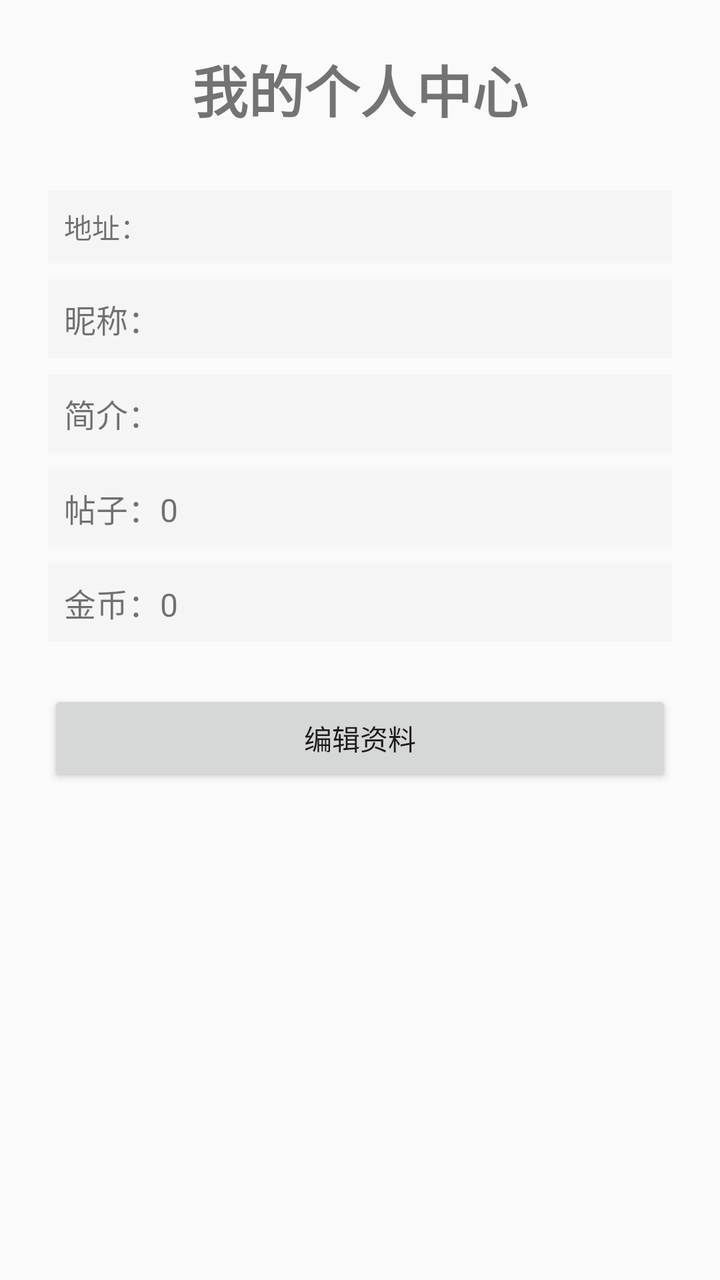
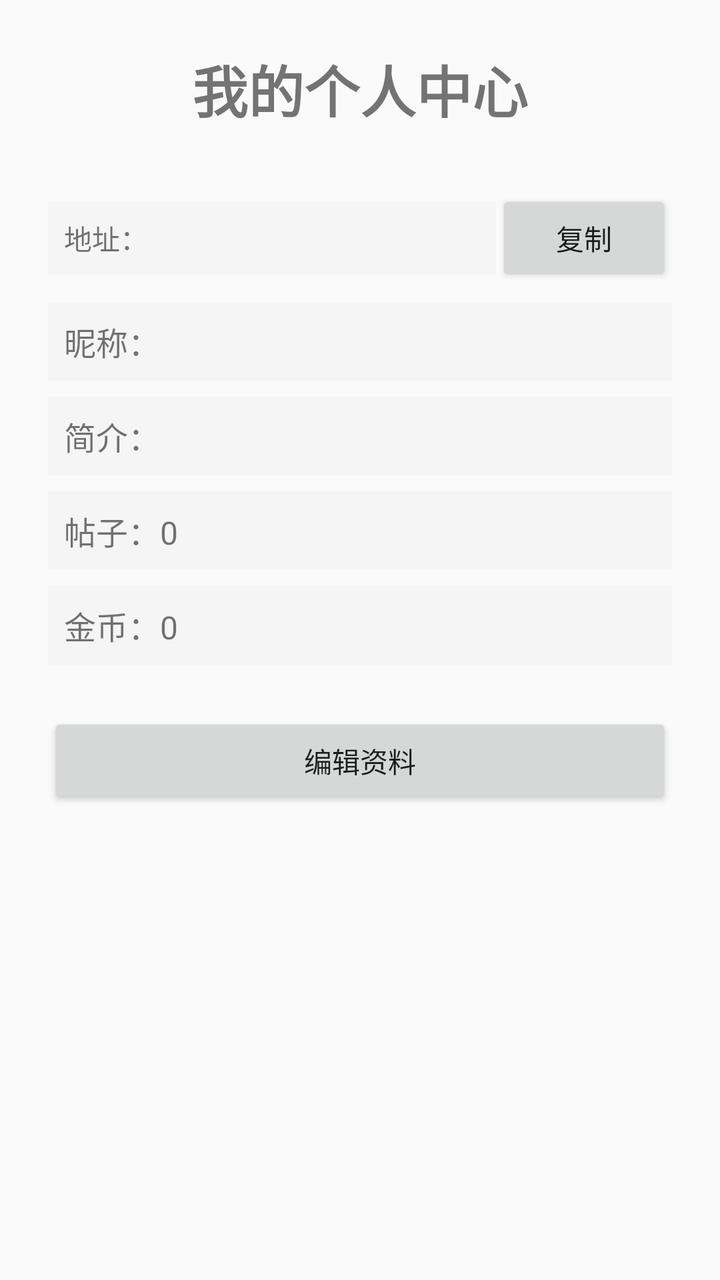

Two renders of the same Android screen: before a commit and after it. Below are the layout's source before the change and the commit's diff.
<!-- AndroidManifest.xml: application theme Theme.DShare -->
<!-- res/layout/activity_profile.xml -->
<?xml version="1.0" encoding="utf-8"?>
<ScrollView xmlns:android="http://schemas.android.com/apk/res/android"
    android:layout_width="match_parent"
    android:layout_height="match_parent">
    <LinearLayout
        android:layout_width="match_parent"
        android:layout_height="wrap_content"
        android:orientation="vertical"
        android:padding="24dp"
        android:gravity="center">
        <TextView
            android:layout_width="wrap_content"
            android:layout_height="wrap_content"
            android:text="@string/my_profile"
            android:textSize="28sp"
            android:textStyle="bold"
            android:layout_marginBottom="30dp" />
        <TextView
            android:id="@+id/tv_address"
            android:layout_width="match_parent"
            android:layout_height="wrap_content"
            android:text="@string/address_colon"
            android:textSize="14sp"
            android:padding="8dp"
            android:background="#F5F5F5"
            android:layout_marginBottom="8dp" />
        <TextView
            android:id="@+id/tv_nickname"
            android:layout_width="match_parent"
            android:layout_height="wrap_content"
            android:text="@string/nickname_colon"
            android:textSize="16sp"
            android:padding="8dp"
            android:background="#F5F5F5"
            android:layout_marginBottom="8dp" />
        <TextView
            android:id="@+id/tv_bio"
            android:layout_width="match_parent"
            android:layout_height="wrap_content"
            android:text="@string/bio_colon"
            android:textSize="16sp"
            android:padding="8dp"
            android:background="#F5F5F5"
            android:layout_marginBottom="8dp" />
        <TextView
            android:id="@+id/tv_post_count"
            android:layout_width="match_parent"
            android:layout_height="wrap_content"
            android:text="帖子：0"
            android:textSize="16sp"
            android:padding="8dp"
            android:background="#F5F5F5"
            android:layout_marginBottom="8dp" />
        <TextView
            android:id="@+id/tv_gold_balance"
            android:layout_width="match_parent"
            android:layout_height="wrap_content"
            android:text="金币：0"
            android:textSize="16sp"
            android:padding="8dp"
            android:background="#F5F5F5"
            android:layout_marginBottom="8dp" />
        <Button
            android:id="@+id/btn_edit_profile"
            android:layout_width="match_parent"
            android:layout_height="wrap_content"
            android:text="@string/edit_profile"
            android:layout_marginTop="16dp" />
    </LinearLayout>
</ScrollView>
<!-- resources referenced by this layout -->
<resources>
  <string name="address_colon">地址：</string>
  <string name="bio_colon">简介：</string>
  <string name="edit_profile">编辑资料</string>
  <string name="my_profile">我的个人中心</string>
  <string name="nickname_colon">昵称：</string>
  <style name="Theme.DShare" parent="Theme.AppCompat.Light.NoActionBar">
          <item name="colorPrimary">@color/primary</item>
          <item name="colorPrimaryDark">@color/primary_dark</item>
          <item name="colorAccent">@color/accent</item>
      </style>
  <color name="primary">#1A237E</color>
  <color name="primary_dark">#0D1B5E</color>
  <color name="accent">#FF6F00</color>
</resources>

<!-- the commit's change to res/layout/activity_profile.xml (unified diff, before → after) -->
@@ -15,15 +15,26 @@
             android:textSize="28sp"
             android:textStyle="bold"
             android:layout_marginBottom="30dp" />
-        <TextView
-            android:id="@+id/tv_address"
+        <LinearLayout
             android:layout_width="match_parent"
             android:layout_height="wrap_content"
-            android:text="@string/address_colon"
-            android:textSize="14sp"
-            android:padding="8dp"
-            android:background="#F5F5F5"
-            android:layout_marginBottom="8dp" />
+            android:orientation="horizontal"
+            android:layout_marginBottom="8dp">
+            <TextView
+                android:id="@+id/tv_address"
+                android:layout_width="0dp"
+                android:layout_height="wrap_content"
+                android:layout_weight="1"
+                android:text="@string/address_colon"
+                android:textSize="14sp"
+                android:padding="8dp"
+                android:background="#F5F5F5" />
+            <Button
+                android:id="@+id/btn_copy_address"
+                android:layout_width="wrap_content"
+                android:layout_height="wrap_content"
+                android:text="@string/copy_address" />
+        </LinearLayout>
         <TextView
             android:id="@+id/tv_nickname"
             android:layout_width="match_parent"
@@ -46,7 +57,7 @@
             android:id="@+id/tv_post_count"
             android:layout_width="match_parent"
             android:layout_height="wrap_content"
-            android:text="帖子：0"
+            android:text="@string/posts_default"
             android:textSize="16sp"
             android:padding="8dp"
             android:background="#F5F5F5"
@@ -55,7 +66,7 @@
             android:id="@+id/tv_gold_balance"
             android:layout_width="match_parent"
             android:layout_height="wrap_content"
-            android:text="金币：0"
+            android:text="@string/gold_balance_default"
             android:textSize="16sp"
             android:padding="8dp"
             android:background="#F5F5F5"
<!-- resource entries referenced after the edit -->
@@ -2,9 +2,12 @@
 <resources>
   <string name="address_colon">地址：</string>
   <string name="bio_colon">简介：</string>
+  <string name="copy_address">复制</string>
   <string name="edit_profile">编辑资料</string>
+  <string name="gold_balance_default">金币：0</string>
   <string name="my_profile">我的个人中心</string>
   <string name="nickname_colon">昵称：</string>
+  <string name="posts_default">帖子：0</string>
   <style name="Theme.DShare" parent="Theme.AppCompat.Light.NoActionBar">
           <item name="colorPrimary">@color/primary</item>
           <item name="colorPrimaryDark">@color/primary_dark</item>
